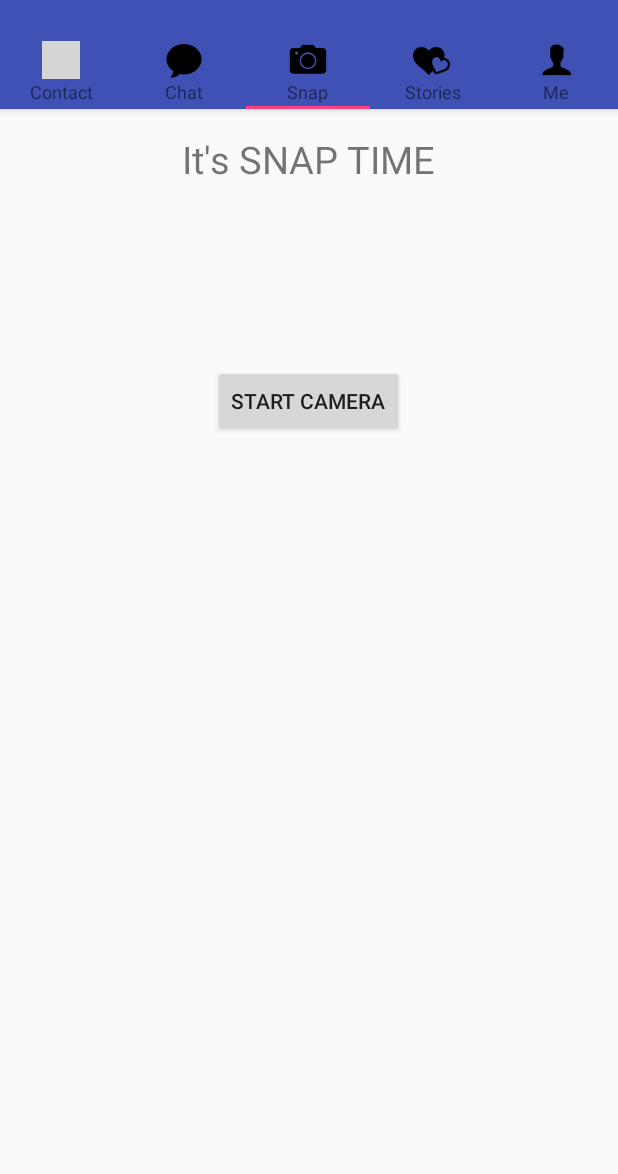
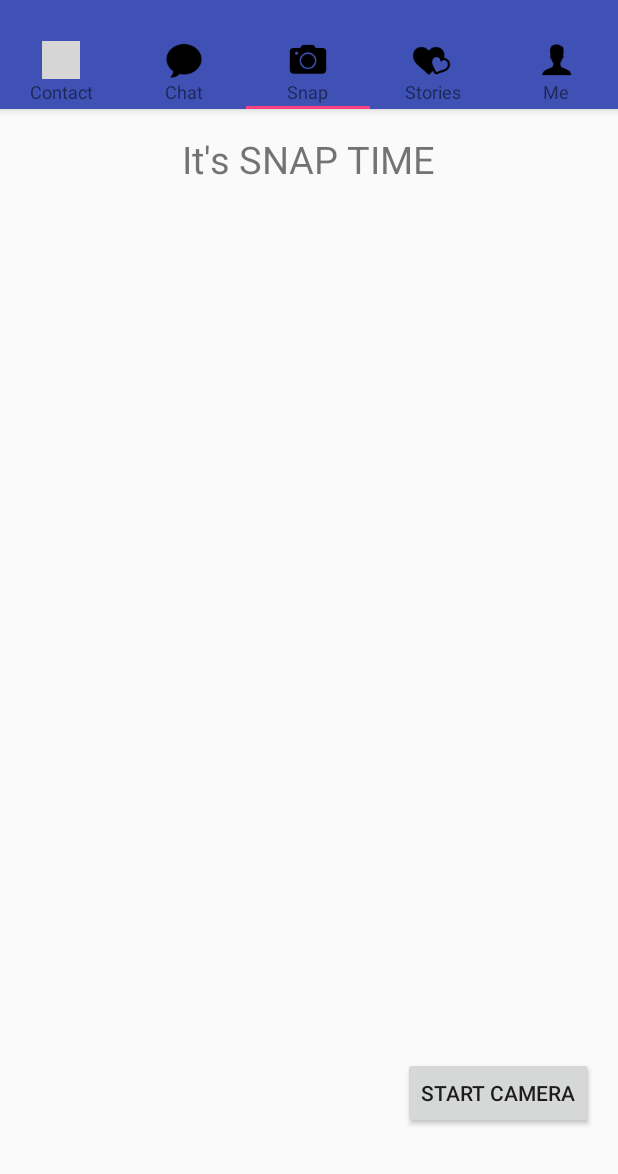
Before and after one commit to gkcsjk/WeSnap, an Android app: the screen it shows after launch once a user with an empty profile is signed in (MainActivity), tab 3 chosen, on a phone screen of 412 x 824 dp, the part 62-1236 px from its top. Run offline under Robolectric (Android 15) with nearby library versions, the phone set to English and light mode, and no system bars; our stand-ins replace CircleImageView, Firebase (no records; nobody signed in at launch, a user with empty details on screens opened directly); 2 statements that could not run were skipped; grey boxes are pictures that could not be loaded.

Commit message:
camera show&save image

```diff
--- a/app/src/main/res/layout/fragment_camera.xml
+++ b/app/src/main/res/layout/fragment_camera.xml
@@ -14,24 +14,25 @@
         android:layout_width="wrap_content"
         android:layout_height="wrap_content"
         android:layout_centerHorizontal="true"
-        android:textSize="25dp"/>
+        android:textSize="25sp"/>
 
 
     <ImageView
-        android:layout_width="wrap_content"
-        android:layout_height="wrap_content"
+        android:layout_width="match_parent"
+        android:layout_height="match_parent"
         android:id="@+id/phview"
         android:layout_centerHorizontal="true"
-        android:contentDescription="@string/camera_button"
-        android:layout_below="@+id/camera_b1"/>
+        android:layout_below="@+id/camera_txt"
+        android:layout_marginBottom="70dp"
+        android:contentDescription="@string/camera_button"/>
 
     <Button
         android:layout_width="wrap_content"
         android:layout_height="wrap_content"
         android:text="Start Camera"
         android:id="@+id/camera_b1"
-        android:layout_below="@+id/camera_txt"
-        android:layout_centerHorizontal="true"
-        android:layout_marginTop="120dp" />
+        android:layout_alignBottom="@+id/phview"
+        android:layout_alignParentRight="true"
+        android:layout_alignParentEnd="true" />
 
 </RelativeLayout>
--- /dev/null
+++ b/app/src/main/res/xml/file_paths.xml
@@ -0,0 +1,4 @@
+<?xml version="1.0" encoding="utf-8"?>
+<paths xmlns:android="http://schemas.android.com/apk/res/android">
+    <external-path name="my_images" path="Android/data/com.unimelb.wesnap/files/Pictures" />
+</paths>
```
Also changed, not shown: app/src/main/AndroidManifest.xml (+13 -0 lines), app/src/main/java/com/unimelb/wesnap/CameraFragment.java (+87 -9 lines).
